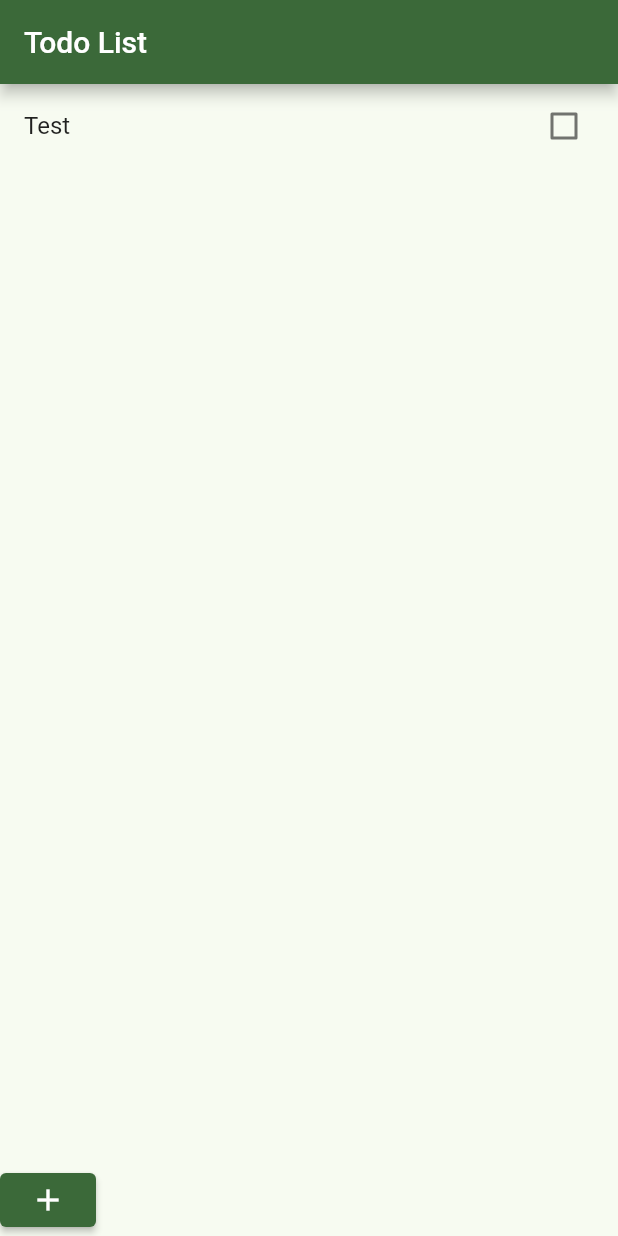
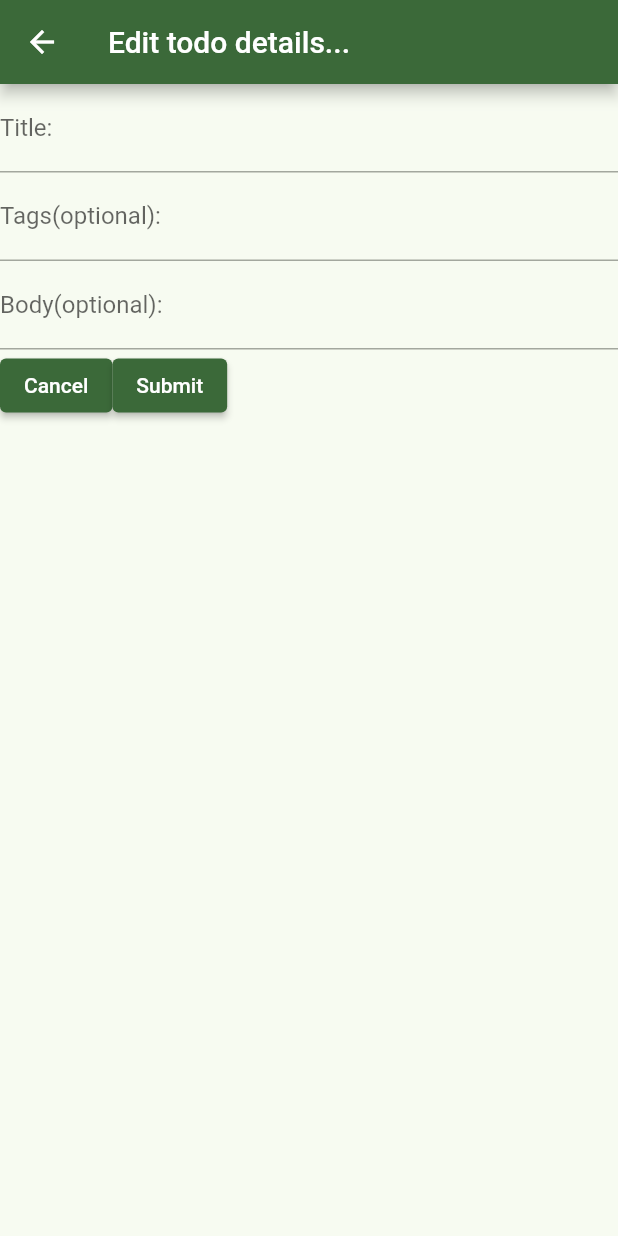
Before and after one commit to cabinboy1031/todo_app, a Flutter app: the screen it shows after launch, after a tap on the "add" icon, on a phone screen of 412 x 824 dp. Run offline on Flutter 3.47's test engine with Material 2 defaults, Android fonts, the phone set to English and light mode, and no system bars.

Commit message:
Made the ability to add items to list.

```diff
--- a/lib/desktop_view.dart
+++ b/lib/desktop_view.dart
@@ -6,6 +6,6 @@ class DesktopView extends StatelessWidget {
 
   @override
   Widget build(BuildContext context) {
-    return TodoList();
+    return const TodoList();
   }
 }
--- a/lib/main.dart
+++ b/lib/main.dart
@@ -40,7 +40,7 @@ class HomePage extends StatelessWidget {
         if (constraints.maxWidth > 900) {
           return const DesktopView();
         } else {
-          return TodoList();
+          return const TodoList();
         }
       },
     );
--- /dev/null
+++ b/lib/todo_edit_screen.dart
@@ -0,0 +1,90 @@
+import 'package:flutter/material.dart';
+import 'todo_list.dart';
+
+class TodoEditScreen extends StatefulWidget {
+  TodoEditScreen({Key? key}) : super(key: key);
+
+  @override
+  State<TodoEditScreen> createState() => _TodoEditScreenState();
+}
+
+class _TodoEditScreenState extends State<TodoEditScreen> {
+  final GlobalKey<FormState> _formKey = GlobalKey<FormState>();
+  String? title = "";
+  String? body;
+  List<String?> tags = [];
+
+  @override
+  Widget build(BuildContext context) {
+    var titleFormField = TextFormField(
+      decoration: const InputDecoration(
+        labelText: "Title:",
+        hintText: 'e.x: Do Laundry',
+      ),
+      validator: (value) {
+        return (value == null) ? 'required' : null;
+      },
+      onSaved: (value) => setState(() {
+        title = value;
+      }),
+    );
+    var tagsFormField = TextFormField(
+      decoration: const InputDecoration(
+        labelText: "Tags(optional):",
+        hintText: 'Separate tags by commas...',
+      ),
+      onSaved: (value) => setState(() {
+        for (var i in value!.split(',')) {
+          tags.add(i);
+        }
+      }),
+    );
+
+    var bodyFormField = TextFormField(
+      decoration: const InputDecoration(
+        labelText: "Body(optional):",
+        hintText: 'Separate tags by commas...',
+      ),
+      onSaved: (value) => setState(() {
+        body = value;
+      }),
+    );
+
+    return Scaffold(
+      appBar: AppBar(
+        title: const Text("Edit todo details..."),
+      ),
+      body: Form(
+        key: _formKey,
+        child: Column(children: [
+          titleFormField,
+          tagsFormField,
+          bodyFormField,
+          Row(
+            children: [
+              ElevatedButton(
+                onPressed: () {
+                  Navigator.pop(context, null);
+                },
+                child: const Text("Cancel"),
+              ),
+              ElevatedButton(
+                onPressed: () {
+                  if (_formKey.currentState!.validate()) {
+                    _formKey.currentState!.save();
+                    var newItem = ListItem(title!, body!.isEmpty ? "" : body!);
+                    for (var i in tags) {
+                      newItem.addTag(i!);
+                    }
+                    Navigator.pop(context, newItem);
+                  }
+                },
+                child: const Text("Submit"),
+              ),
+            ],
+          ),
+        ]),
+      ),
+    );
+  }
+}
--- a/lib/todo_list.dart
+++ b/lib/todo_list.dart
@@ -1,10 +1,10 @@
-/// The to-do list itself. Should be the first screen seen on startup.
 import 'package:flutter/material.dart';
+import './todo_edit_screen.dart';
 
 class ListItem {
   var _name = "";
   var _body = "";
-  var _tags = [];
+  final _tags = [];
   bool selected = false;
 
   ListItem(String name, String body) {
@@ -38,6 +38,24 @@ class TodoList extends StatefulWidget {
 class _TodoListState extends State<TodoList> {
   List<ListItem> data = <ListItem>[];
 
+  Future<void> _navigateAndAddNewItem(BuildContext context) async {
+    // Navigator.push returns a Future that completes after calling
+    // Navigator.pop on the Selection Screen.
+    final result = await Navigator.push(
+      context,
+      // Create the SelectionScreen in the next step.
+      MaterialPageRoute(builder: (context) => TodoEditScreen()),
+    );
+
+    if (!mounted) return;
+
+    if (result != null) {
+      setState(() {
+        data.add(result);
+      });
+    }
+  }
+
   @override
   Widget build(BuildContext context) {
     return Stack(
@@ -55,16 +73,15 @@ class _TodoListState extends State<TodoList> {
                 title: Text(data[index].getName),
               );
             }).build(context),
-        Container(
-          alignment: Alignment.bottomLeft,
-          child: ElevatedButton(
-            onPressed: () {
-              // Navigate to new page
-              setState(() {
-                data.add(ListItem("Test", "Test Body"));
-              });
-            },
-            child: const Icon(Icons.add),
+        Padding(
+          padding: const EdgeInsets.all(8.0),
+          child: Container(
+            alignment: Alignment.bottomLeft,
+            child: ElevatedButton(
+                child: const Icon(Icons.add),
+                onPressed: () {
+                  _navigateAndAddNewItem(context);
+                }),
           ),
         ),
       ],
```
